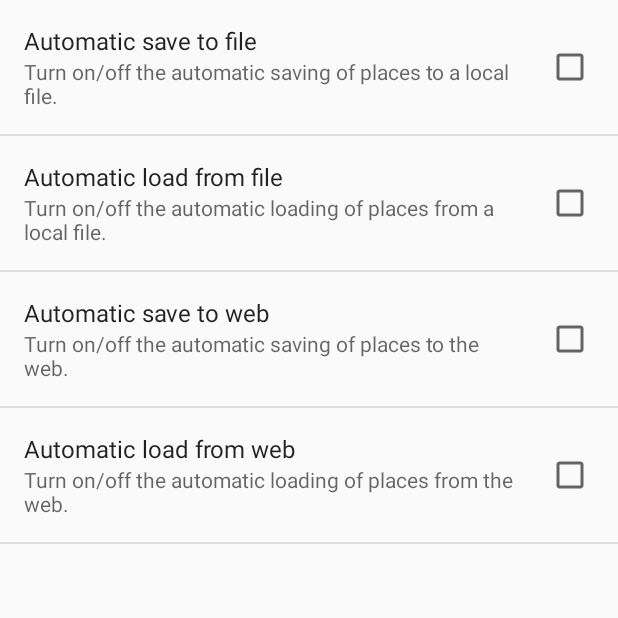
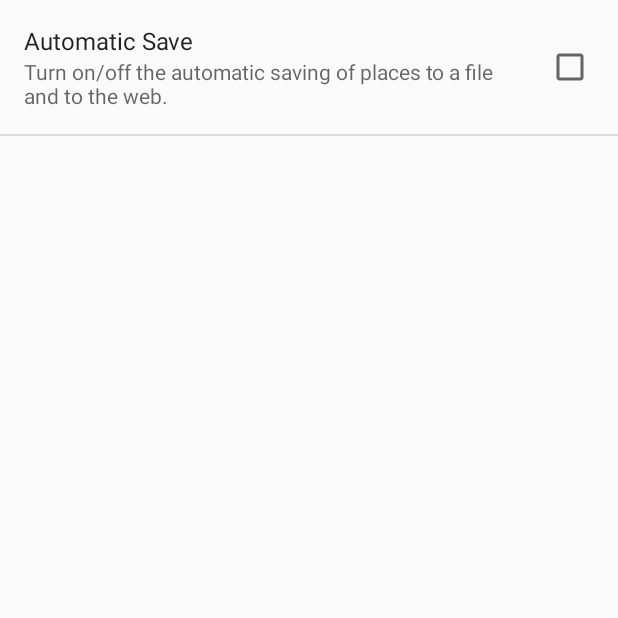
Before and after one commit to mattdear/SU_Y2_S2_MAD, an Android app: the PreferencesActivity screen opened directly, with no data from a screen before it, on a phone screen of 412 x 824 dp, the top half of it. Run offline under Robolectric (Android 15) with nearby library versions, the phone set to English and light mode, and no system bars.

Commit message:
I have now made all of the changes from Nicks email.

```diff
--- a/Mobile_App/app/src/main/res/values/strings.xml
+++ b/Mobile_App/app/src/main/res/values/strings.xml
@@ -29,4 +29,6 @@
     <string name="auto_remote_save_summary">Turn on/off the automatic saving of places to the web.</string>
     <string name="auto_remote_load_summary">Turn on/off the automatic loading of places from the web.</string>
     <string name="preferences">Preferences</string>
+    <string name="auto_save_title">Automatic Save</string>
+    <string name="auto_save_summary">Turn on/off the automatic saving of places to a file and to the web.</string>
 </resources>
--- a/Mobile_App/app/src/main/res/xml/preferences.xml
+++ b/Mobile_App/app/src/main/res/xml/preferences.xml
@@ -3,21 +3,32 @@
     <CheckBoxPreference
         android:defaultValue="false"
         android:key="auto_local_save"
-        android:summary="@string/auto_local_save_summary"
-        android:title="@string/auto_local_save_title" />
-    <CheckBoxPreference
-        android:defaultValue="false"
-        android:key="auto_local_load"
-        android:summary="@string/auto_local_load_summary"
-        android:title="@string/auto_local_load_title" />
-    <CheckBoxPreference
-        android:defaultValue="false"
-        android:key="auto_remote_save"
-        android:summary="@string/auto_remote_save_summary"
-        android:title="@string/auto_remote_save_title" />
-    <CheckBoxPreference
-        android:defaultValue="false"
-        android:key="auto_remote_load"
-        android:summary="@string/auto_remote_load_summary"
-        android:title="@string/auto_remote_load_title" />
+        android:summary="@string/auto_save_summary"
+        android:title="@string/auto_save_title" />
+
+
+
+
+
+
+    <!--<CheckBoxPreference-->
+        <!--android:defaultValue="false"-->
+        <!--android:key="auto_local_save"-->
+        <!--android:summary="@string/auto_local_save_summary"-->
+        <!--android:title="@string/auto_local_save_title" />-->
+    <!--<CheckBoxPreference-->
+        <!--android:defaultValue="false"-->
+        <!--android:key="auto_local_load"-->
+        <!--android:summary="@string/auto_local_load_summary"-->
+        <!--android:title="@string/auto_local_load_title" />-->
+    <!--<CheckBoxPreference-->
+        <!--android:defaultValue="false"-->
+        <!--android:key="auto_remote_save"-->
+        <!--android:summary="@string/auto_remote_save_summary"-->
+        <!--android:title="@string/auto_remote_save_title" />-->
+    <!--<CheckBoxPreference-->
+        <!--android:defaultValue="false"-->
+        <!--android:key="auto_remote_load"-->
+        <!--android:summary="@string/auto_remote_load_summary"-->
+        <!--android:title="@string/auto_remote_load_title" />-->
 </PreferenceScreen>
```
Also changed, not shown: Mobile_App/app/src/main/java/com/md/placestostay/MainActivity.java (+37 -35 lines).
